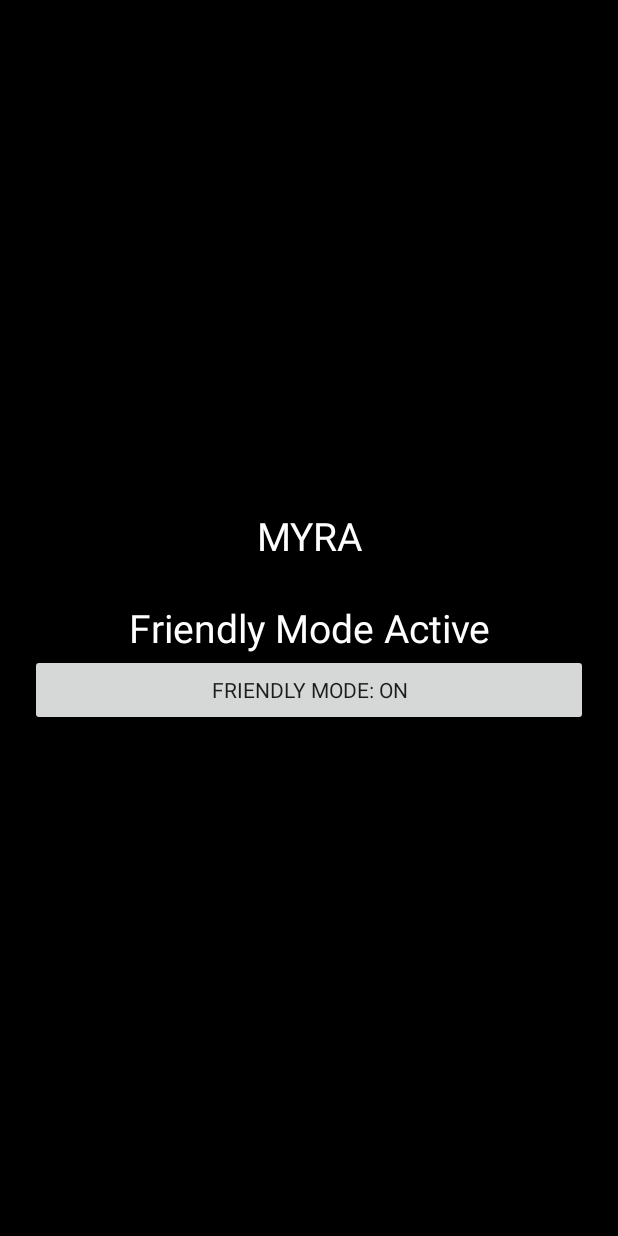
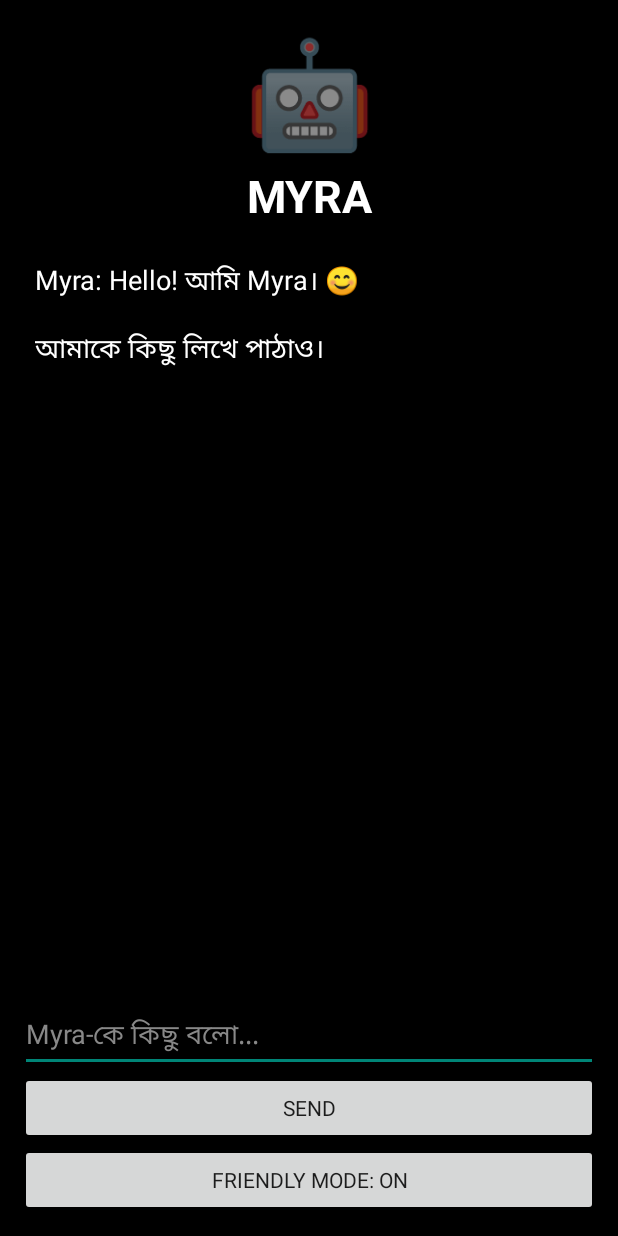
Before and after one commit to nourmohummod91-debug/myra-ai-, an Android app: the screen it shows after launch (MainActivity), after a tap on "FRIENDLY MODE: OFF", on a phone screen of 412 x 824 dp. Run offline under Robolectric (Android 15) with nearby library versions, the light colour scheme and no system bars.

Commit message:
Update MainActivity.java

```diff
--- a/android/app/src/main/java/com/myra/app/MainActivity.java
+++ b/android/app/src/main/java/com/myra/app/MainActivity.java
@@ -3,15 +3,19 @@ package com.myra.app;
 import android.app.Activity;
 import android.os.Bundle;
 import android.graphics.Color;
+import android.graphics.Typeface;
 import android.view.Gravity;
 import android.view.View;
 import android.widget.Button;
+import android.widget.EditText;
 import android.widget.LinearLayout;
+import android.widget.ScrollView;
 import android.widget.TextView;
 
 public class MainActivity extends Activity {
 
     private RomanticManager romanticManager;
+    private TextView chatText;
 
     @Override
     protected void onCreate(Bundle savedInstanceState) {
@@ -19,31 +23,111 @@ public class MainActivity extends Activity {
 
         romanticManager = new RomanticManager(this);
 
-        LinearLayout layout = new LinearLayout(this);
-        layout.setOrientation(LinearLayout.VERTICAL);
-        layout.setGravity(Gravity.CENTER);
-        layout.setPadding(30, 30, 30, 30);
-        layout.setBackgroundColor(Color.BLACK);
+        LinearLayout mainLayout = new LinearLayout(this);
+        mainLayout.setOrientation(LinearLayout.VERTICAL);
+        mainLayout.setPadding(20, 20, 20, 20);
+        mainLayout.setBackgroundColor(Color.BLACK);
 
-        TextView textView = new TextView(this);
-        textView.setText("MYRA\n\nYour AI Assistant");
-        textView.setTextSize(26);
-        textView.setTextColor(Color.WHITE);
-        textView.setGravity(Gravity.CENTER);
+        // MYRA ICON
+        TextView myraIcon = new TextView(this);
+        myraIcon.setText("🤖");
+        myraIcon.setTextSize(70);
+        myraIcon.setGravity(Gravity.CENTER);
 
-        layout.addView(textView);
+        mainLayout.addView(myraIcon);
 
-        Button romanticButton = new Button(this);
+        // MYRA NAME
+        TextView title = new TextView(this);
+        title.setText("MYRA");
+        title.setTextSize(30);
+        title.setTypeface(null, Typeface.BOLD);
+        title.setTextColor(Color.WHITE);
+        title.setGravity(Gravity.CENTER);
+        title.setPadding(0, 5, 0, 20);
+
+        mainLayout.addView(title);
+
+        // CHAT AREA
+        ScrollView scrollView = new ScrollView(this);
+
+        chatText = new TextView(this);
+        chatText.setText(
+                "Myra: Hello! আমি Myra। 😊\n\n" +
+                "আমাকে কিছু লিখে পাঠাও।"
+        );
+        chatText.setTextSize(18);
+        chatText.setTextColor(Color.WHITE);
+        chatText.setPadding(15, 15, 15, 15);
+
+        scrollView.addView(chatText);
+
+        LinearLayout.LayoutParams scrollParams =
+                new LinearLayout.LayoutParams(
+                        LinearLayout.LayoutParams.MATCH_PARENT,
+                        0,
+                        1
+                );
+
+        mainLayout.addView(scrollView, scrollParams);
+
+        // INPUT
+        EditText input = new EditText(this);
+        input.setHint("Myra-কে কিছু বলো...");
+        input.setTextColor(Color.WHITE);
+        input.setHintTextColor(Color.GRAY);
+
+        mainLayout.addView(input);
+
+        // SEND BUTTON
+        Button sendButton = new Button(this);
+        sendButton.setText("SEND");
+
+        mainLayout.addView(sendButton);
+
+        // FRIENDLY MODE
+        Button modeButton = new Button(this);
 
         if (romanticManager.isRomanticActive()) {
-            romanticButton.setText("Friendly Mode: ON");
+            modeButton.setText("Friendly Mode: ON");
         } else {
-            romanticButton.setText("Friendly Mode: OFF");
+            modeButton.setText("Friendly Mode: OFF");
         }
 
-        layout.addView(romanticButton);
+        mainLayout.addView(modeButton);
 
-        romanticButton.setOnClickListener(new View.OnClickListener() {
+        // SEND ACTION
+        sendButton.setOnClickListener(new View.OnClickListener() {
+            @Override
+            public void onClick(View v) {
+
+                String userMessage =
+                        input.getText().toString().trim();
+
+                if (userMessage.isEmpty()) {
+                    return;
+                }
+
+                String response =
+                        romanticManager.getResponse(userMessage);
+
+                chatText.append(
+                        "\n\nYou: " + userMessage +
+                        "\nMyra: " + response
+                );
+
+                input.setText("");
+
+                scrollView.post(new Runnable() {
+                    @Override
+                    public void run() {
+                        scrollView.fullScroll(View.FOCUS_DOWN);
+                    }
+                });
+            }
+        });
+
+        // MODE ACTION
+        modeButton.setOnClickListener(new View.OnClickListener() {
             @Override
             public void onClick(View v) {
 
@@ -56,19 +140,13 @@ public class MainActivity extends Activity {
                 );
 
                 if (newState) {
-                    romanticButton.setText("Friendly Mode: ON");
-                    textView.setText(
-                            "MYRA\n\nFriendly Mode Active"
-                    );
+                    modeButton.setText("Friendly Mode: ON");
                 } else {
-                    romanticButton.setText("Friendly Mode: OFF");
-                    textView.setText(
-                            "MYRA\n\nYour AI Assistant"
-                    );
+                    modeButton.setText("Friendly Mode: OFF");
                 }
             }
         });
 
-        setContentView(layout);
+        setContentView(mainLayout);
     }
 }
```
